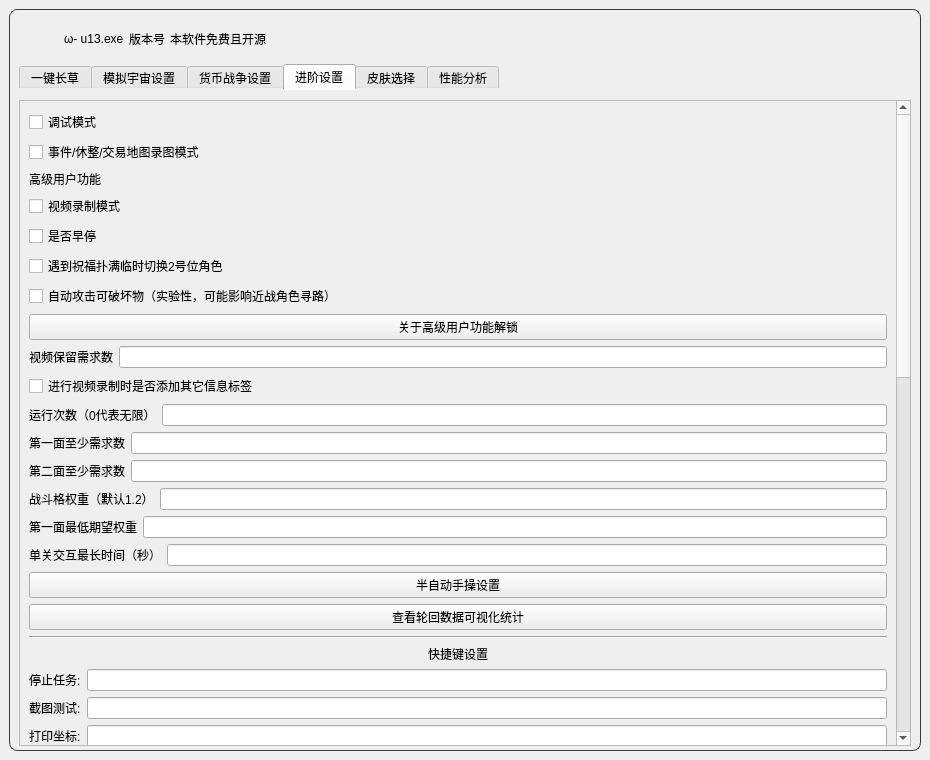
Above: resource/ui/UI.ui from qlx3264/Simulated_Scepter before the change. Below: the same form after it.
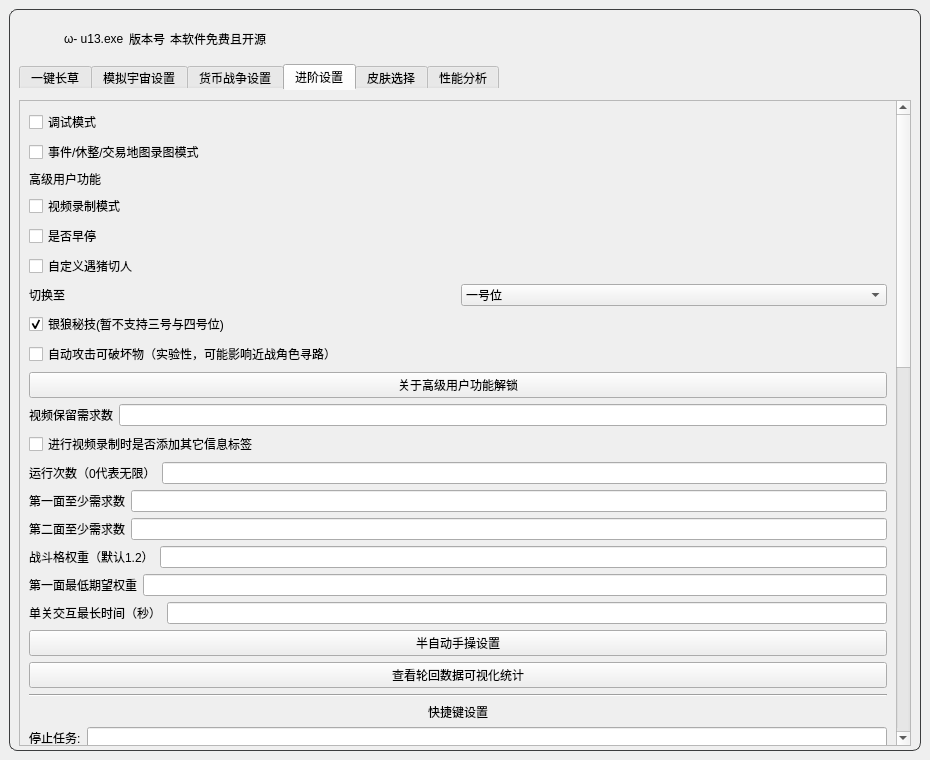
That is the form after the change. The open tabs and pages were chosen to show the change. Icons and pictures are not drawn.

Commit message: 银狼秘技(通用)

```diff
--- a/resource/ui/UI.ui
+++ b/resource/ui/UI.ui
@@ -1293,7 +1293,41 @@
                      <item>
                       <widget class="QCheckBox" name="pig_switch_2_role">
                        <property name="text">
-                        <string>遇到祝福扑满临时切换2号位角色</string>
+                        <string>自定义遇猪切人</string>
+                       </property>
+                      </widget>
+                     </item>
+                     <item>
+                      <layout class="QHBoxLayout" name="horizontalLayout_silver_wolf_switch">
+                       <item>
+                        <widget class="QLabel" name="label_silver_wolf_switch">
+                         <property name="text">
+                          <string>切换至</string>
+                         </property>
+                        </widget>
+                       </item>
+                       <item>
+                        <widget class="QComboBox" name="silver_wolf_switch_combo">
+                         <property name="toolTip">
+                          <string>若银狼位于非一号位，战斗扑满信标区域无秘技点时也会切换至所选位置抓扑满</string>
+                         </property>
+                         <item><property name="text"><string>一号位</string></property></item>
+                         <item><property name="text"><string>二号位</string></property></item>
+                        </widget>
+                       </item>
+                      </layout>
+                     </item>
+                     <item>
+                      <widget class="QCheckBox" name="silver_wolf_enable">
+                       <property name="text">
+                        <string>银狼秘技(暂不支持三号与四号位)</string>
+                       </property>
+                       <property name="toolTip">
+                        <string>位于一号位时，切换至银狼并启用秘技,若开启遇猪切人会切换至所选位置(一号位银狼不建议开启自定义遇猪切人)
+位于非一号位且位于首领、精英、事件、奖励、事件虫群与携带祝福扑满的战斗区域时，切换至银狼并启用秘技</string>
+                       </property>
+                       <property name="checked">
+                        <bool>true</bool>
                        </property>
                       </widget>
                      </item>
```
The commit also changes 3 other files.
